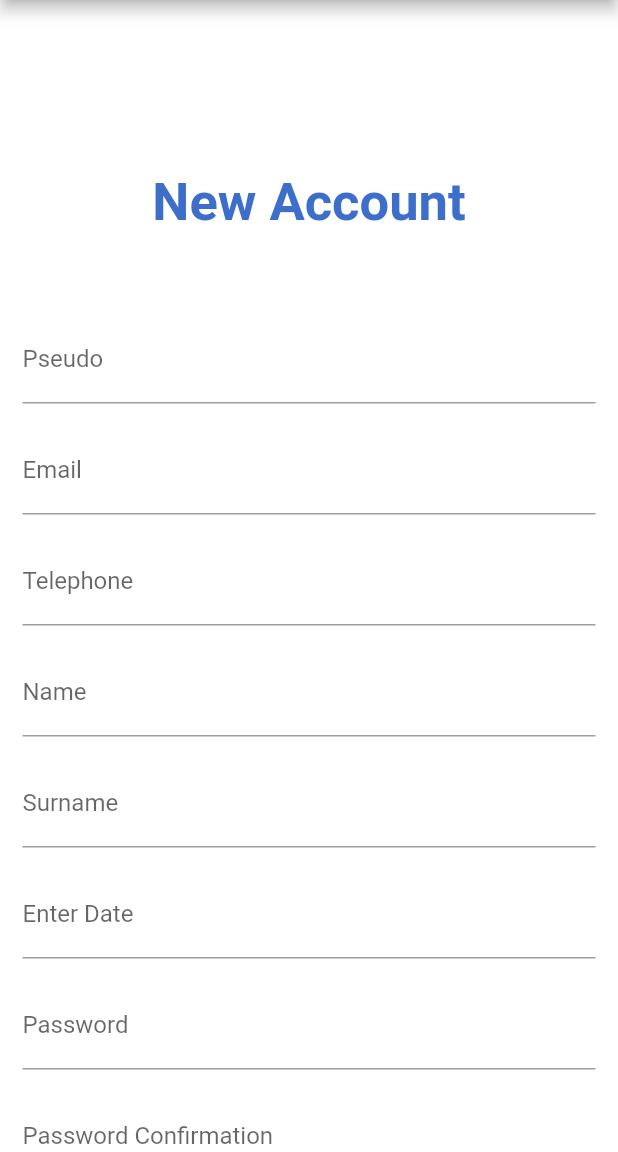
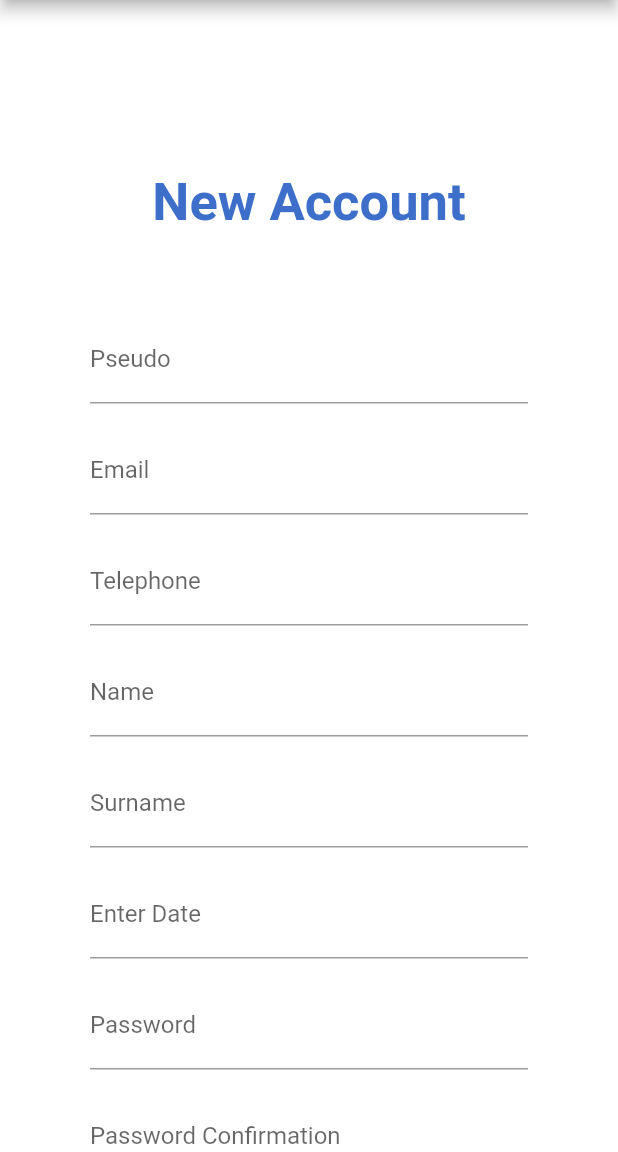
Before and after one commit to MohammadouSadjo/WriteMeMobile, a Flutter app: the Account screen opened directly, on a phone screen of 412 x 824 dp, the part 84-1236 px from its top. Run offline on Flutter 3.47's test engine with Material 2 defaults, Android fonts, the phone set to English and light mode, and no system bars; our stand-ins replace splashscreen.

Commit message:
Update login, create account and initialize email validation page

```diff
--- a/lib/create_account.dart
+++ b/lib/create_account.dart
@@ -1,4 +1,5 @@
 import 'package:flutter/material.dart';
+import 'package:write_me/email_validation.dart';
 import 'package:write_me/login.dart';
 import 'package:intl/intl.dart';
 
@@ -71,7 +72,7 @@ class _Account extends State<Account> {
             ),
             const Padding(
               //padding: const EdgeInsets.only(left:15.0,right: 15.0,top:0,bottom: 0),
-              padding: EdgeInsets.symmetric(horizontal: 15),
+              padding: EdgeInsets.symmetric(horizontal: 60),
               child: TextField(
                 decoration: InputDecoration(
                     //border: OutlineInputBorder(),
@@ -82,7 +83,7 @@ class _Account extends State<Account> {
             const Padding(
               //padding: const EdgeInsets.only(left:15.0,right: 15.0,top:0,bottom: 0),
               padding:
-                  EdgeInsets.only(left: 15.0, right: 15.0, top: 15, bottom: 0),
+                  EdgeInsets.only(left: 60.0, right: 60.0, top: 15, bottom: 0),
               child: TextField(
                 decoration: InputDecoration(
                     //border: OutlineInputBorder(),
@@ -93,7 +94,7 @@ class _Account extends State<Account> {
             const Padding(
               //padding: const EdgeInsets.only(left:15.0,right: 15.0,top:0,bottom: 0),
               padding:
-                  EdgeInsets.only(left: 15.0, right: 15.0, top: 15, bottom: 0),
+                  EdgeInsets.only(left: 60.0, right: 60.0, top: 15, bottom: 0),
               child: TextField(
                 decoration: InputDecoration(
                     //border: OutlineInputBorder(),
@@ -104,7 +105,7 @@ class _Account extends State<Account> {
             const Padding(
               //padding: const EdgeInsets.only(left:15.0,right: 15.0,top:0,bottom: 0),
               padding:
-                  EdgeInsets.only(left: 15.0, right: 15.0, top: 15, bottom: 0),
+                  EdgeInsets.only(left: 60.0, right: 60.0, top: 15, bottom: 0),
               child: TextField(
                 decoration: InputDecoration(
                     //border: OutlineInputBorder(),
@@ -115,7 +116,7 @@ class _Account extends State<Account> {
             const Padding(
               //padding: const EdgeInsets.only(left:15.0,right: 15.0,top:0,bottom: 0),
               padding:
-                  EdgeInsets.only(left: 15.0, right: 15.0, top: 15, bottom: 0),
+                  EdgeInsets.only(left: 60.0, right: 60.0, top: 15, bottom: 0),
               child: TextField(
                 decoration: InputDecoration(
                     //border: OutlineInputBorder(),
@@ -126,7 +127,7 @@ class _Account extends State<Account> {
             Padding(
               //padding: const EdgeInsets.only(left:15.0,right: 15.0,top:0,bottom: 0),
               padding: const EdgeInsets.only(
-                  left: 15.0, right: 15.0, top: 15, bottom: 0),
+                  left: 60.0, right: 60.0, top: 15, bottom: 0),
               child: TextField(
                 controller: dateInput,
                 //editing controller of this TextField
@@ -146,12 +147,10 @@ class _Account extends State<Account> {
                       lastDate: DateTime(2100));
 
                   if (pickedDate != null) {
-                    print(
-                        pickedDate); //pickedDate output format => 2021-03-10 00:00:00.000
+                    //print(pickedDate); //pickedDate output format => 2021-03-10 00:00:00.000
                     String formattedDate =
                         DateFormat('yyyy-MM-dd').format(pickedDate);
-                    print(
-                        formattedDate); //formatted date output using intl package =>  2021-03-16
+                    //print(formattedDate); //formatted date output using intl package =>  2021-03-16
                     setState(() {
                       dateInput.text =
                           formattedDate; //set output date to TextField value.
@@ -162,7 +161,7 @@ class _Account extends State<Account> {
             ),
             const Padding(
               padding:
-                  EdgeInsets.only(left: 15.0, right: 15.0, top: 15, bottom: 0),
+                  EdgeInsets.only(left: 60.0, right: 60.0, top: 15, bottom: 0),
               //padding: EdgeInsets.symmetric(horizontal: 15),
               child: TextField(
                 obscureText: true,
@@ -174,7 +173,7 @@ class _Account extends State<Account> {
             ),
             const Padding(
               padding:
-                  EdgeInsets.only(left: 15.0, right: 15.0, top: 15, bottom: 25),
+                  EdgeInsets.only(left: 60.0, right: 60.0, top: 15, bottom: 60),
               //padding: EdgeInsets.symmetric(horizontal: 15),
               child: TextField(
                 obscureText: true,
@@ -192,8 +191,10 @@ class _Account extends State<Account> {
                   borderRadius: BorderRadius.circular(20)),
               child: TextButton(
                 onPressed: () {
-                  Navigator.push(context,
-                      MaterialPageRoute(builder: (_) => const Login()));
+                  Navigator.push(
+                      context,
+                      MaterialPageRoute(
+                          builder: (_) => const EmailValidation()));
                 },
                 child: const Text(
                   'Create account',
```
Also changed, not shown: lib/email_validation.dart (renamed from lib/login.dart, +19 -49 lines).
